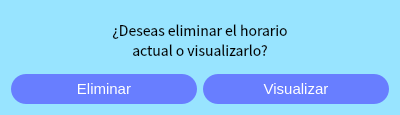
Old version of the form ui/eliminarhorarioquestion.ui in the repository Reinaldito04/IUTA----HORARIOS.
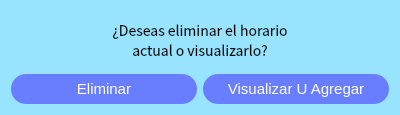
New version of the form.

Patch:
```diff
--- a/ui/eliminarhorarioquestion.ui
+++ b/ui/eliminarhorarioquestion.ui
@@ -77,7 +77,7 @@
 background-color: rgb(104, 126, 255);</string>
      </property>
      <property name="text">
-      <string>Visualizar</string>
+      <string>Visualizar U Agregar</string>
      </property>
     </widget>
    </item>
```
